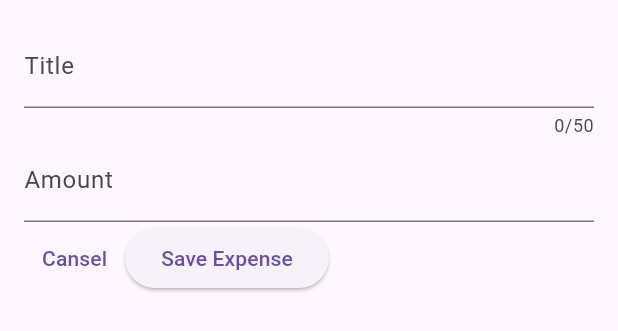
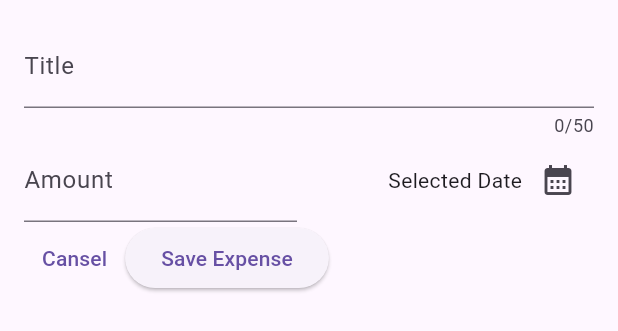
Before and after one commit to matinbhdrn77/expenses_tracker, a Flutter app: the NewExpense widget shown alone on an empty page, opened directly, on a phone screen of 412 x 824 dp. Shown: the top 331 px of the screen. Run offline on Flutter 3.47's test engine with Material 2 defaults, Android fonts, the phone set to English and light mode, and no system bars.

Commit message:
working with styling

```diff
--- a/lib/widgets/new_expense.dart
+++ b/lib/widgets/new_expense.dart
@@ -30,7 +30,10 @@ class _NewExpenseState extends State<NewExpense> {
             label: Text('Title'),
           ),
         ),
-        TextField(
+        Row(
+          children: [
+            Expanded(
+              child: TextField(
                 controller: _amountController,
                 keyboardType: TextInputType.number,
                 decoration: const InputDecoration(
@@ -38,9 +41,30 @@ class _NewExpenseState extends State<NewExpense> {
                   label: Text('Amount'),
                 ),
               ),
+            ),
+            const SizedBox(width: 16),
+            Expanded(
+              child: Row(
+                mainAxisAlignment: MainAxisAlignment.end,
+                crossAxisAlignment: CrossAxisAlignment.center,
+                children: [
+                  const Text('Selected Date'),
+                  IconButton(
+                    onPressed: () {},
+                    icon: const Icon(Icons.calendar_month),
+                  )
+                ],
+              ),
+            )
+          ],
+        ),
         Row(
           children: [
-            TextButton(onPressed: (){}, child: const Text('Cansel')),
+            TextButton(
+                onPressed: () {
+                  Navigator.pop(context);
+                },
+                child: const Text('Cansel')),
             ElevatedButton(onPressed: () {}, child: const Text('Save Expense'))
           ],
         )
```
Lines whose indentation alone changed are shown as unchanged.
